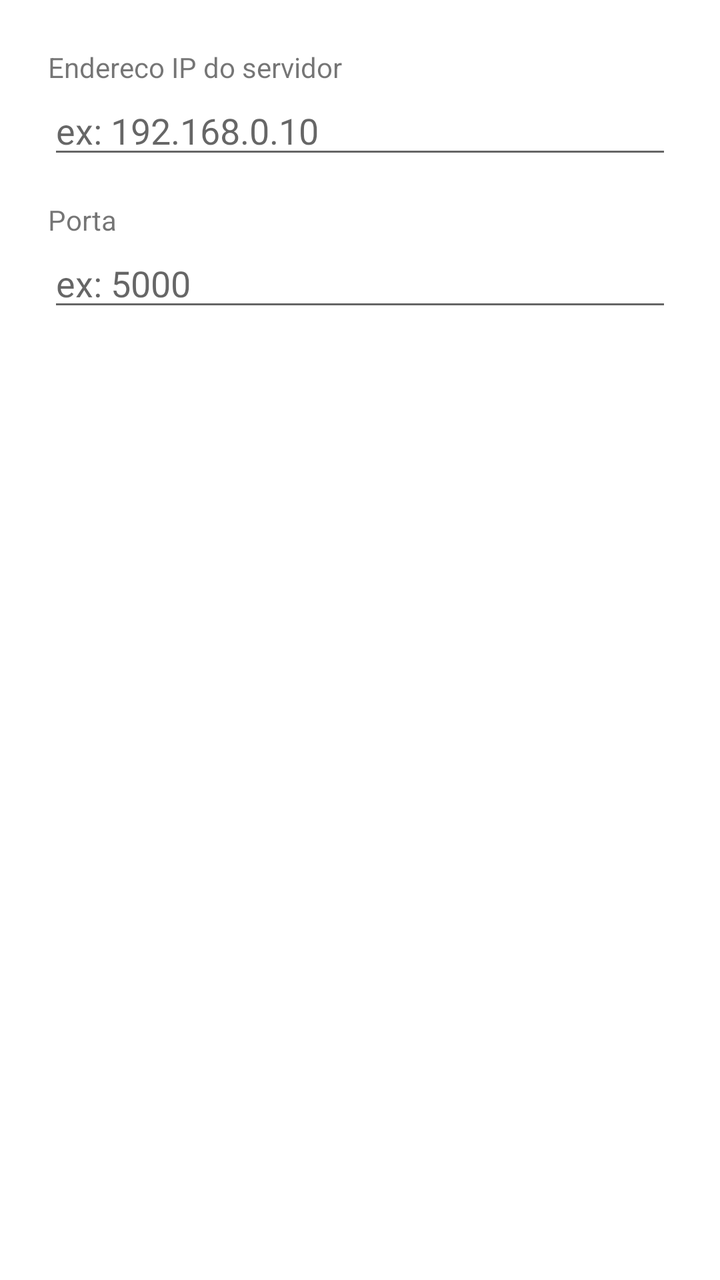
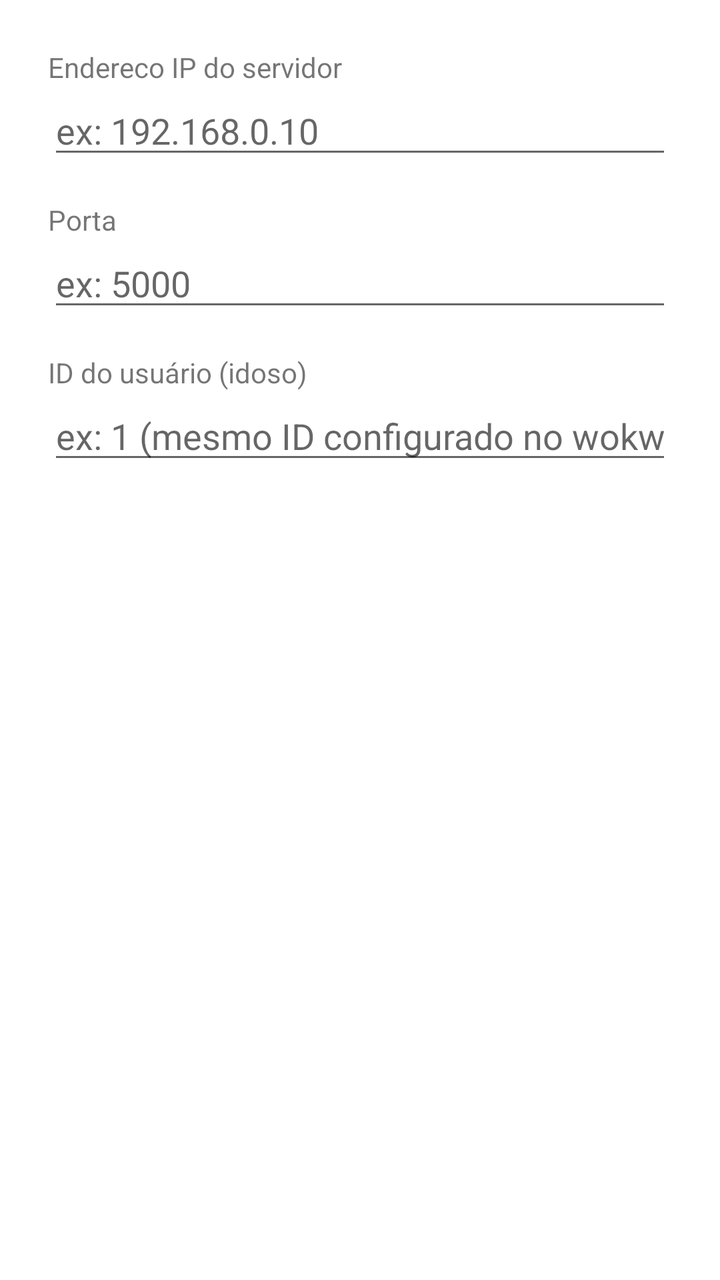

Screens rendered from an Android XML layout before and after an edit, with the pre-edit source and the edit as a unified diff.
<!-- AndroidManifest.xml: application theme Theme.SensorApp -->
<!-- res/layout/dialog_socket.xml -->
<?xml version="1.0" encoding="utf-8"?>
<LinearLayout xmlns:android="http://schemas.android.com/apk/res/android"
    android:layout_width="match_parent"
    android:layout_height="wrap_content"
    android:orientation="vertical"
    android:padding="24dp">

    <TextView
        android:layout_width="wrap_content"
        android:layout_height="wrap_content"
        android:text="Endereco IP do servidor"
        android:textSize="14sp" />

    <EditText
        android:id="@+id/etIp"
        android:layout_width="match_parent"
        android:layout_height="wrap_content"
        android:hint="ex: 192.168.0.10"
        android:inputType="text"
        android:layout_marginBottom="16dp" />

    <TextView
        android:layout_width="wrap_content"
        android:layout_height="wrap_content"
        android:text="Porta"
        android:textSize="14sp" />

    <EditText
        android:id="@+id/etPorta"
        android:layout_width="match_parent"
        android:layout_height="wrap_content"
        android:hint="ex: 5000"
        android:inputType="number" />

</LinearLayout>
<!-- resources referenced by this layout -->
<resources>
  <style name="Theme.SensorApp" parent="Theme.MaterialComponents.DayNight.NoActionBar" />
</resources>

<!-- the commit's change to res/layout/dialog_socket.xml (unified diff, before → after) -->
@@ -30,6 +30,20 @@
         android:layout_width="match_parent"
         android:layout_height="wrap_content"
         android:hint="ex: 5000"
+        android:inputType="number"
+        android:layout_marginBottom="16dp" />
+
+    <TextView
+        android:layout_width="wrap_content"
+        android:layout_height="wrap_content"
+        android:text="ID do usuário (idoso)"
+        android:textSize="14sp" />
+
+    <EditText
+        android:id="@+id/etUserId"
+        android:layout_width="match_parent"
+        android:layout_height="wrap_content"
+        android:hint="ex: 1 (mesmo ID configurado no wokwi)"
         android:inputType="number" />
 
 </LinearLayout>
